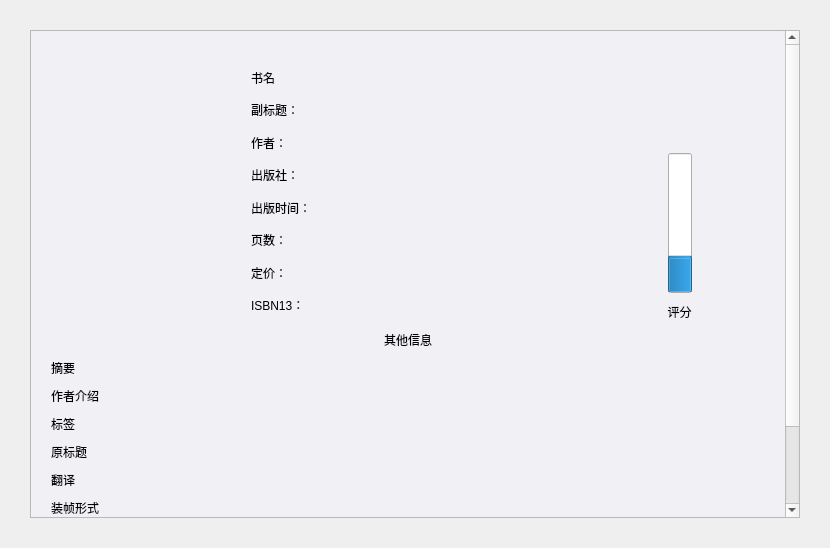
First picture: the form in Widgets/BookDetailWidget.ui, repository MonoKelvin/BookStudyApp, before the edit.
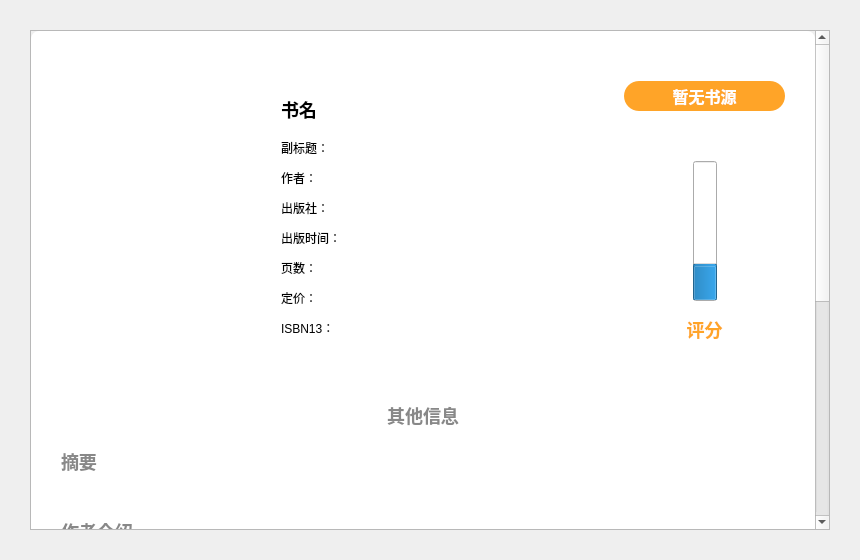
Second picture: the form after the edit.

Commit message: 完成书籍详情页的设计和相关功能

```diff
--- a/Widgets/BookDetailWidget.ui
+++ b/Widgets/BookDetailWidget.ui
@@ -6,43 +6,110 @@
    <rect>
     <x>0</x>
     <y>0</y>
-    <width>830</width>
-    <height>548</height>
+    <width>860</width>
+    <height>560</height>
    </rect>
   </property>
   <property name="windowTitle">
    <string>Dialog</string>
   </property>
   <property name="styleSheet">
-   <string notr="true">#BookDetailWidget #sawBookContents {
+   <string notr="true">#lbHeader_h2
+{
+	font-size: 18px;
+	font-weight: bold;
+	background: #fff;
+}
+#sawBookContents {
 	background-color: rgb(240, 240, 245);
+	backgrounD: #fff;
 	border-radius: 8px;
 }
-#BookDetailWidget #lbImage
+
+/* Close Button */
+#btnCloseBtn
 {
-	max-heihgt: 260px;
-}
-#BookDetailWidget #lbBookTitle,
-#BookDetailWidget #lbOtherInfo_h2,
-#BookDetailWidget #lbSummary_h2,
-#BookDetailWidget #lbTranslator_h2,
-#BookDetailWidget #lbTags_h2,
-#BookDetailWidget #lbOriginTitle_h2,
-#BookDetailWidget #lbAuthorIntro_h2,
-#BookDetailWidget #lbCatalog_h2,
-#BookDetailWidget #lbBinding_h2,
-#BookDetailWidget #lbRating_h2
-{
-	font-size: 18px;
-	font-weight: bold;
-	min-height: 36px;
+	font-size: 22px;
+	background: #fff;
 	color: #888;
 }
+#btnCloseBtn::hover
+{
+	color: #fff;
+	background:rgb(224,227,241);
+}
+#btnCloseBtn::pressed
+{
+	color: #fff;
+	background:rgb(187,200,228);
+}
+
+
+/* Label */
 #lbRatingPgsBar_dtl
 {
 	min-width: 24px;
 	min-height:140px;
 }
+#BookDetailWidget #lbImage
+{
+	max-width: 200px;
+	max-height: 260px;
+}
+#BookDetailWidget #lbBookTitle
+{
+	font-size: 18px;
+	font-weight: bold;
+	max-height: 36px;
+}
+
+#lbRemaining_h2
+{
+	font-size: 16px;
+	font-weight: bold;
+	min-height: 30px;
+	background: #ffa428;
+	border-radius: 15px;
+	min-width: 120px;
+	color: #fff;
+}
+
+#lbOtherInfo_h2,
+#lbSummary_h2,
+#lbTranslator_h2,
+#lbTags_h2,
+#lbOriginTitle_h2,
+#lbAuthorIntro_h2,
+#lbCatalog_h2,
+#lbBinding_h2,
+#lbBookDetail_h2
+{
+	font-size: 18px;
+	font-weight: bold;
+	min-height: 36px;
+	color: #888;
+}
+
+#lbRating_h2
+{
+	font-size: 18px;
+	font-weight: bold;
+	min-height: 36px;
+	color: #ffa428;
+}
+
+#BookDetailWidget #lbSummary,
+#BookDetailWidget #lbTranslator,
+#BookDetailWidget #lbTags,
+#BookDetailWidget #lbOriginTitle,
+#BookDetailWidget #lbAuthorIntro,
+#BookDetailWidget #lbCatalog,
+#BookDetailWidget #lbBinding,
+#BookDetailWidget #lbRating
+{
+	padding-left: 20px;
+}
+
 </string>
   </property>
   <layout class="QGridLayout" name="gridLayout">
@@ -71,22 +138,22 @@
        <rect>
         <x>0</x>
         <y>0</y>
-        <width>754</width>
-        <height>740</height>
+        <width>784</width>
+        <height>936</height>
        </rect>
       </property>
       <layout class="QGridLayout" name="gridLayout_4">
        <property name="leftMargin">
-        <number>20</number>
+        <number>30</number>
        </property>
        <property name="topMargin">
-        <number>30</number>
+        <number>50</number>
        </property>
        <property name="rightMargin">
-        <number>20</number>
+        <number>30</number>
        </property>
        <property name="bottomMargin">
-        <number>30</number>
+        <number>20</number>
        </property>
        <property name="horizontalSpacing">
         <number>0</number>
@@ -94,41 +161,31 @@
        <property name="verticalSpacing">
         <number>10</number>
        </property>
-       <item row="6" column="0">
-        <widget class="QLabel" name="lbTags_h2">
-         <property name="text">
-          <string>标签</string>
-         </property>
-        </widget>
-       </item>
-       <item row="14" column="0">
+       <item row="21" column="0">
         <widget class="QLabel" name="lbCatalog_h2">
          <property name="text">
           <string>章节目录</string>
          </property>
         </widget>
        </item>
-       <item row="7" column="0">
-        <widget class="QLabel" name="lbOriginTitle_h2">
+       <item row="13" column="0">
+        <widget class="QLabel" name="lbTranslator_h2">
          <property name="text">
           <string>原标题</string>
          </property>
         </widget>
        </item>
-       <item row="1" column="0">
-        <widget class="QLabel" name="lbOtherInfo_h2">
-         <property name="text">
-          <string>其他信息</string>
-         </property>
-         <property name="alignment">
-          <set>Qt::AlignCenter</set>
+       <item row="10" column="0">
+        <widget class="QLabel" name="lbTags">
+         <property name="wordWrap">
+          <bool>true</bool>
          </property>
         </widget>
        </item>
        <item row="0" column="0">
         <layout class="QHBoxLayout" name="horizontalLayout" stretch="1,2,1">
          <property name="spacing">
-          <number>0</number>
+          <number>20</number>
          </property>
          <item>
           <widget class="QLabel" name="lbImage">
@@ -154,6 +211,9 @@
          </item>
          <item>
           <layout class="QGridLayout" name="gridLayout_2">
+           <property name="verticalSpacing">
+            <number>2</number>
+           </property>
            <item row="0" column="0">
             <widget class="QLabel" name="lbBookTitle">
              <property name="text">
@@ -163,13 +223,25 @@
            </item>
            <item row="9" column="0">
             <widget class="QLabel" name="lbISBN13">
+             <property name="sizePolicy">
+              <sizepolicy hsizetype="Preferred" vsizetype="Maximum">
+               <horstretch>0</horstretch>
+               <verstretch>0</verstretch>
+              </sizepolicy>
+             </property>
              <property name="text">
               <string>ISBN13：</string>
              </property>
             </widget>
            </item>
            <item row="3" column="0">
-            <widget class="QLabel" name="laPublisher">
+            <widget class="QLabel" name="lbPublisher">
+             <property name="sizePolicy">
+              <sizepolicy hsizetype="Preferred" vsizetype="Maximum">
+               <horstretch>0</horstretch>
+               <verstretch>0</verstretch>
+              </sizepolicy>
+             </property>
              <property name="text">
               <string>出版社：</string>
              </property>
@@ -177,6 +249,12 @@
            </item>
            <item row="1" column="0">
             <widget class="QLabel" name="lbSubTitle">
+             <property name="sizePolicy">
+              <sizepolicy hsizetype="Preferred" vsizetype="Maximum">
+               <horstretch>0</horstretch>
+               <verstretch>0</verstretch>
+              </sizepolicy>
+             </property>
              <property name="text">
               <string>副标题：</string>
              </property>
@@ -184,6 +262,12 @@
            </item>
            <item row="4" column="0">
             <widget class="QLabel" name="lbPubdate">
+             <property name="sizePolicy">
+              <sizepolicy hsizetype="Preferred" vsizetype="Maximum">
+               <horstretch>0</horstretch>
+               <verstretch>0</verstretch>
+              </sizepolicy>
+             </property>
              <property name="text">
               <string>出版时间：</string>
              </property>
@@ -191,6 +275,12 @@
            </item>
            <item row="7" column="0">
             <widget class="QLabel" name="lbPrice">
+             <property name="sizePolicy">
+              <sizepolicy hsizetype="Preferred" vsizetype="Maximum">
+               <horstretch>0</horstretch>
+               <verstretch>0</verstretch>
+              </sizepolicy>
+             </property>
              <property name="text">
               <string>定价：</string>
              </property>
@@ -198,6 +288,12 @@
            </item>
            <item row="2" column="0">
             <widget class="QLabel" name="lbAuthor">
+             <property name="sizePolicy">
+              <sizepolicy hsizetype="Preferred" vsizetype="Maximum">
+               <horstretch>0</horstretch>
+               <verstretch>0</verstretch>
+              </sizepolicy>
+             </property>
              <property name="text">
               <string>作者：</string>
              </property>
@@ -205,6 +301,12 @@
            </item>
            <item row="5" column="0">
             <widget class="QLabel" name="lbPage">
+             <property name="sizePolicy">
+              <sizepolicy hsizetype="Preferred" vsizetype="Maximum">
+               <horstretch>0</horstretch>
+               <verstretch>0</verstretch>
+              </sizepolicy>
+             </property>
              <property name="text">
               <string>页数：</string>
              </property>
@@ -217,20 +319,7 @@
            <property name="spacing">
             <number>10</number>
            </property>
-           <item row="0" column="0" colspan="3">
-            <spacer name="verticalSpacer">
-             <property name="orientation">
-              <enum>Qt::Vertical</enum>
-             </property>
-             <property name="sizeHint" stdset="0">
-              <size>
-               <width>20</width>
-               <height>40</height>
-              </size>
-             </property>
-            </spacer>
-           </item>
-           <item row="1" column="1">
+           <item row="2" column="1">
             <widget class="QProgressBar" name="lbRatingPgsBar_dtl">
              <property name="value">
               <number>24</number>
@@ -243,33 +332,7 @@
              </property>
             </widget>
            </item>
-           <item row="1" column="2">
-            <spacer name="horizontalSpacer">
-             <property name="orientation">
-              <enum>Qt::Horizontal</enum>
-             </property>
-             <property name="sizeHint" stdset="0">
-              <size>
-               <width>40</width>
-               <height>20</height>
-              </size>
-             </property>
-            </spacer>
-           </item>
-           <item row="1" column="0">
-            <spacer name="horizontalSpacer_2">
-             <property name="orientation">
-              <enum>Qt::Horizontal</enum>
-             </property>
-             <property name="sizeHint" stdset="0">
-              <size>
-               <width>40</width>
-               <height>20</height>
-              </size>
-             </property>
-            </spacer>
-           </item>
-           <item row="2" column="0" colspan="3">
+           <item row="3" column="0" colspan="3">
             <widget class="QLabel" name="lbRating_h2">
              <property name="text">
               <string>评分</string>
@@ -279,18 +342,67 @@
              </property>
             </widget>
            </item>
+           <item row="2" column="2">
+            <spacer name="horizontalSpacer">
+             <property name="orientation">
+              <enum>Qt::Horizontal</enum>
+             </property>
+             <property name="sizeHint" stdset="0">
+              <size>
+               <width>40</width>
+               <height>20</height>
+              </size>
+             </property>
+            </spacer>
+           </item>
+           <item row="2" column="0">
+            <spacer name="horizontalSpacer_2">
+             <property name="orientation">
+              <enum>Qt::Horizontal</enum>
+             </property>
+             <property name="sizeHint" stdset="0">
+              <size>
+               <width>40</width>
+               <height>20</height>
+              </size>
+             </property>
+            </spacer>
+           </item>
+           <item row="1" column="0" colspan="3">
+            <spacer name="verticalSpacer">
+             <property name="orientation">
+              <enum>Qt::Vertical</enum>
+             </property>
+             <property name="sizeHint" stdset="0">
+              <size>
+               <width>20</width>
+               <height>40</height>
+              </size>
+             </property>
+            </spacer>
+           </item>
+           <item row="0" column="0" colspan="3">
+            <widget class="QLabel" name="lbRemaining_h2">
+             <property name="text">
+              <string>暂无书源</string>
+             </property>
+             <property name="alignment">
+              <set>Qt::AlignCenter</set>
+             </property>
+            </widget>
+           </item>
           </layout>
          </item>
         </layout>
        </item>
-       <item row="9" column="0">
-        <widget class="QLabel" name="lbBinding_h2">
-         <property name="text">
-          <string>装帧形式</string>
+       <item row="12" column="0">
+        <widget class="QLabel" name="lbOriginTitle">
+         <property name="wordWrap">
+          <bool>true</bool>
          </property>
         </widget>
        </item>
-       <item row="15" column="0">
+       <item row="1" column="0">
         <spacer name="verticalSpacer_2">
          <property name="orientation">
           <enum>Qt::Vertical</enum>
@@ -304,13 +416,54 @@
         </spacer>
        </item>
        <item row="8" column="0">
-        <widget class="QLabel" name="lbTranslator_h2">
+        <widget class="QLabel" name="lbAuthorIntro">
+         <property name="wordWrap">
+          <bool>true</bool>
+         </property>
+        </widget>
+       </item>
+       <item row="22" column="0">
+        <widget class="QLabel" name="lbCatalog">
+         <property name="wordWrap">
+          <bool>true</bool>
+         </property>
+        </widget>
+       </item>
+       <item row="4" column="0">
+        <widget class="QLabel" name="lbSummary_h2">
          <property name="text">
-          <string>翻译</string>
+          <string>摘要</string>
+         </property>
+         <property name="wordWrap">
+          <bool>true</bool>
+         </property>
+        </widget>
+       </item>
+       <item row="15" column="0">
+        <widget class="QLabel" name="lbBinding_h2">
+         <property name="text">
+          <string>装帧形式</string>
          </property>
         </widget>
        </item>
        <item row="5" column="0">
+        <widget class="QLabel" name="lbSummary">
+         <property name="wordWrap">
+          <bool>true</bool>
+         </property>
+        </widget>
+       </item>
+       <item row="2" column="0">
+        <widget class="QLabel" name="lbOtherInfo_h2">
+         <property name="text">
+          <string>其他信息</string>
+         </property>
+         <property name="alignment">
+          <set>Qt::AlignCenter</set>
+         </property>
+        </widget>
+       </item>
+       <item row="7" column="0">
         <widget class="QLabel" name="lbAuthorIntro_h2">
          <property name="text">
           <string>作者介绍</string>
@@ -320,16 +473,34 @@
          </property>
         </widget>
        </item>
-       <item row="3" column="0">
-        <widget class="QLabel" name="lbSummary_h2">
+       <item row="11" column="0">
+        <widget class="QLabel" name="lbOriginTitle_h2">
          <property name="text">
-          <string>摘要</string>
+          <string>原标题</string>
          </property>
+        </widget>
+       </item>
+       <item row="16" column="0">
+        <widget class="QLabel" name="lbBinding">
          <property name="wordWrap">
           <bool>true</bool>
          </property>
         </widget>
        </item>
+       <item row="14" column="0">
+        <widget class="QLabel" name="lbTranslator">
+         <property name="wordWrap">
+          <bool>true</bool>
+         </property>
+        </widget>
+       </item>
+       <item row="9" column="0">
+        <widget class="QLabel" name="lbTags_h2">
+         <property name="text">
+          <string>标签</string>
+         </property>
+        </widget>
+       </item>
       </layout>
      </widget>
     </widget>
```
Left out of the diff: 2 changed lines with no effect on the pictures. The commit also changes 1 other file.
